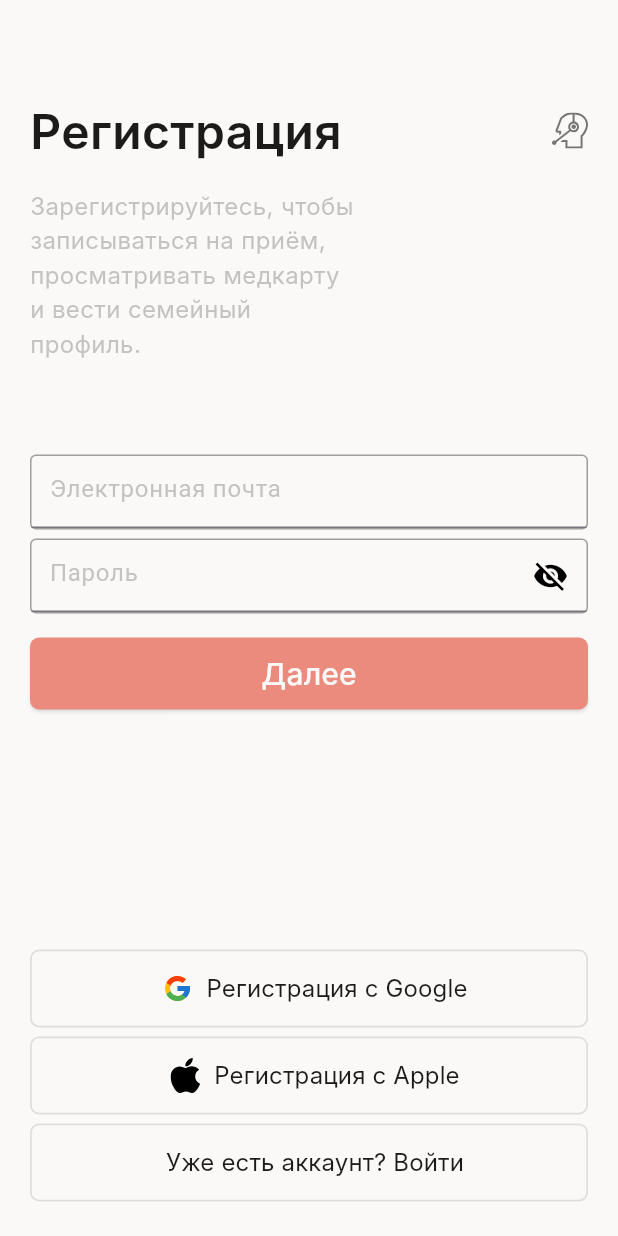
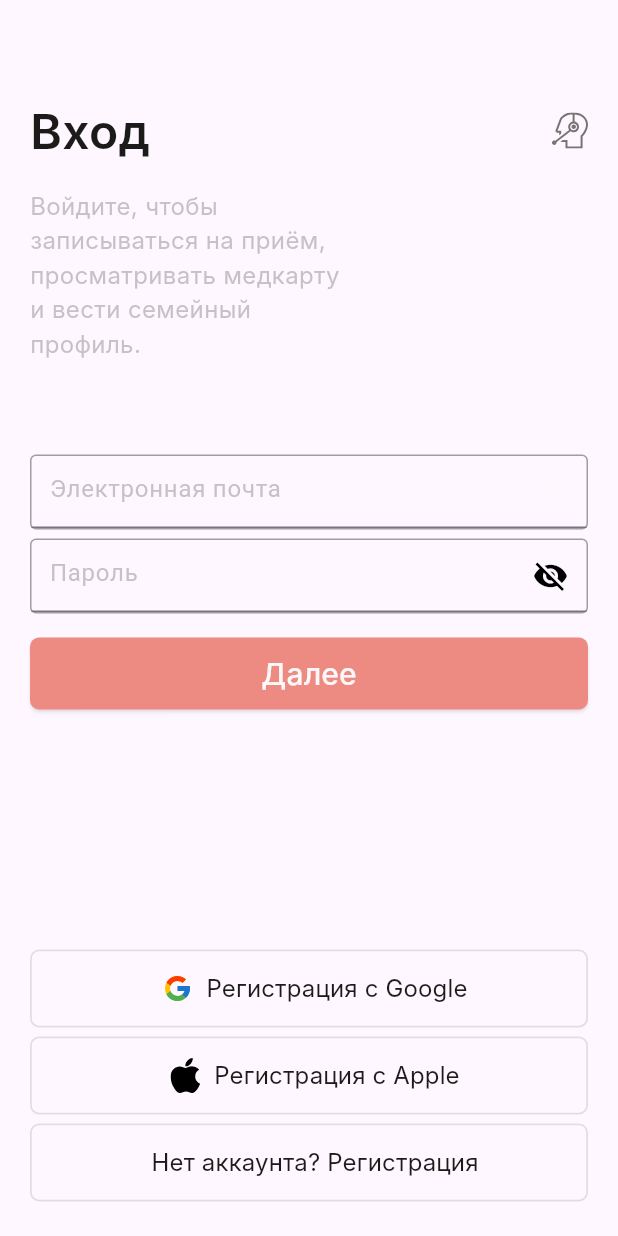
Before and after one commit to musabecomehuman/leqamed, a Flutter app: the screen it shows after launch, after a tap on "Уже есть аккаунт? Войти", on a phone screen of 412 x 824 dp. Run offline on Flutter 3.47's test engine with Material 3 defaults, Android fonts, the phone set to English and light mode, and no system bars; our stand-ins replace email_validator, flutter_svg; Roboto replaces fonts that are missing (Inter).

Commit message:
added LoginScreen

```diff
--- /dev/null
+++ b/lib/login.dart
@@ -0,0 +1,367 @@
+import 'package:flutter/material.dart';
+import 'package:flutter_svg/flutter_svg.dart';
+import 'package:email_validator/email_validator.dart';
+import 'support.dart';
+import 'main.dart';
+
+class Login extends StatefulWidget {
+  @override
+  _LoginState createState() => _LoginState();
+}
+
+class _LoginState extends State<Login> {
+  bool _emailError = false;
+  String _email = '';
+  String _password = '';
+  bool _passwordVisible = false;
+  bool _emailValid = false;
+
+  final emailController = TextEditingController();
+  final passwordController = TextEditingController();
+  final focusNode = FocusNode();
+
+  @override
+  void initState() {
+    super.initState();
+    focusNode.addListener(() {
+      if (!focusNode.hasFocus) {
+        _checkEmail(_email);
+      }
+    });
+  }
+
+  void _navigateToSupportScreen(BuildContext context) {
+    Navigator.push(
+      context,
+      MaterialPageRoute(builder: (context) => Support()),
+    );
+  }
+
+  void _navigateToRegScreen(BuildContext context) {
+    Navigator.push(
+      context,
+      MaterialPageRoute(builder: (context) => MyRegistrationScreen()),
+    );
+  }
+
+  @override
+  Widget build(BuildContext context) {
+    double screenWidth = MediaQuery.of(context).size.width;
+    double screenHeight = MediaQuery.of(context).size.height;
+    return Scaffold(
+      body: SafeArea(
+        child: Center(
+          child: SingleChildScrollView(
+            child: Container(
+              height: screenHeight,
+              padding: const EdgeInsets.symmetric(horizontal: 20),
+              child: Column(
+              crossAxisAlignment: CrossAxisAlignment.start,
+              children: [
+                SizedBox(height: 64),
+                Row(
+                  children: [
+                    Expanded(
+                      child: Container(
+                        child: Text(
+                          'Вход',
+                          style: TextStyle(fontSize: 32, fontWeight: FontWeight.w600, color:Color(0xff1C1B19), fontFamily: 'Inter'),
+                        ),
+                      ),
+                    ),
+                    GestureDetector(
+                      onTap: () {
+                        setState(() {
+                          _navigateToSupportScreen(context);
+                        });
+                      },
+                      child: SvgPicture.asset('assets/support.svg'),
+                    ),
+                  ],
+                ),
+                SizedBox(height: 16),
+                Container(
+                  width: 217,
+                  child: Text(
+                    'Войдите, чтобы записываться на приём, просматривать медкарту и вести семейный профиль.',
+                    style: TextStyle(
+                      fontSize: 16,
+                      color: Color.fromRGBO(144, 144, 142, 0.52),
+                      fontFamily: 'Inter',
+                    ),
+                    textAlign: TextAlign.left,
+                  ),
+                ),
+                SizedBox(height: 39),
+                Container(
+                  padding: EdgeInsets.only(bottom: 6),
+                  child: Text(
+                    _emailError ? 'Такой почты не существует' : '',
+                    style: TextStyle(color: Color(0xffDD2006), fontSize: 12, fontWeight: FontWeight.w400, fontFamily: 'Inter'),
+                  ),
+                ),
+                Container(
+                  decoration: BoxDecoration(
+                    border: Border.all(color: Colors.grey),
+                    borderRadius: BorderRadius.circular(4),
+                  ),
+                  child: Stack(
+                    children: [
+                      TextField(
+                        cursorColor: Color(0xffDD2006),
+                        controller: emailController,
+                        focusNode: focusNode,
+                        onChanged: (value) {
+                          setState(() {
+                            _email = value;
+                            _emailError = false;
+                          });
+                        },
+                        textAlign: TextAlign.left,
+                        decoration: InputDecoration(
+                          contentPadding: EdgeInsets.symmetric(horizontal: 12, vertical: 10),
+                          hintText: 'Электронная почта',
+                          hintStyle: TextStyle(
+                            color: Color.fromRGBO(144, 144, 142, 0.52),
+                            fontSize: 16,
+                          ),
+                          suffixIcon: Container(
+                            padding: EdgeInsets.only(right: 12),
+                            width: 60,
+                            child: Row(
+                              mainAxisAlignment: MainAxisAlignment.end,
+                              children: [
+                                Visibility(
+                                  visible: _emailValid,
+                                  child: SvgPicture.asset(
+                                    'assets/ratio_btn.svg',
+                                    width: 20,
+                                    height: 20,
+                                  ),
+                                ),
+                                GestureDetector(
+                                  onTap: () {
+                                    emailController.clear();
+                                    setState(() {
+                                      _email = '';
+                                      _emailValid = false;
+                                    });
+                                  },
+                                  child: SvgPicture.asset(
+                                    'assets/clear_btn.svg',
+                                    width: 20,
+                                    height: 20,
+                                    color: _email.isNotEmpty ? Color(0xff90908E) : Color(0xffFAF9F7),
+                                  ),
+                                ),
+                              ],
+                            ),
+                          ),
+                        ),
+                      )
+                    ],
+                  ),
+                ),
+                SizedBox(height: 6),
+                Container(
+                  decoration: BoxDecoration(
+                    border: Border.all(color: Colors.grey),
+                    borderRadius: BorderRadius.circular(4),
+                  ),
+                  child: TextField(
+                    controller: passwordController,
+                    onChanged: (value) {
+                      setState(() {
+                        _password = value;
+                      });
+                    },
+                    cursorColor: Color(0xffDD2006),
+                    obscureText: !_passwordVisible,
+                    decoration: InputDecoration(
+                      contentPadding: EdgeInsets.symmetric(horizontal: 12, vertical: 10),
+                      hintText: 'Пароль',
+                      hintStyle: TextStyle(
+                          color: Color.fromRGBO(144, 144, 142, 0.52),
+                          fontSize: 16
+                      ),
+                      suffixIcon: GestureDetector(
+                        onTap: () {
+                          setState(() {
+                            _passwordVisible = !_passwordVisible;
+                          });
+                        },
+                        child: Icon(
+                          _passwordVisible ? Icons.visibility : Icons.visibility_off,
+                          color: Colors.black,
+                        ),
+                      ),
+                    ),
+                  ),
+                ),
+                SizedBox(height: 16),
+                Padding(
+                    padding: const EdgeInsets.symmetric(vertical: 0),
+                    child: Opacity(
+                      opacity: (_emailValid && _emailValid) ? 1.0 : 0.5,
+                      child: ElevatedButton(
+                        style: ButtonStyle(
+                            backgroundColor: MaterialStateProperty.all(Color(0xffDD2006)),
+                            shape: MaterialStateProperty.all(RoundedRectangleBorder(borderRadius: BorderRadius.circular(6))),
+                            fixedSize: MaterialStateProperty.all(Size(screenWidth, 48))
+                        ),
+                        onPressed: () {
+                          // Handle registration button press
+                        },
+                        child: Text(
+                          'Далее',
+                          style: TextStyle(
+                              fontFamily: 'Inter',
+                              fontSize: 20,
+                              fontWeight: FontWeight.w500,
+                              color: Color(0xffFAF9F7)
+                          ),
+                        ),
+                      ),
+                    )
+                ),
+                Expanded(
+                  child: Padding(
+                    padding: EdgeInsets.only(bottom: 20),
+                    child: Column(
+                      mainAxisAlignment: MainAxisAlignment.end,
+                      children: [
+                        Padding(
+                          padding: EdgeInsets.symmetric(vertical: 3),
+                          child: OutlinedButton(
+                            onPressed: () {
+                              // Handle Google registration
+                            },
+                            style: ButtonStyle(
+                                shape: MaterialStateProperty.all(RoundedRectangleBorder(borderRadius: BorderRadius.circular(6))),
+                                fixedSize: MaterialStateProperty.all(Size(screenWidth, 52)),
+                                side: MaterialStateProperty.all(BorderSide(width: 1.2, color: Color.fromRGBO(28, 27, 25, 0.12)))
+                            ),
+                            child: Center(
+                              child: Row(
+                                mainAxisAlignment: MainAxisAlignment.center,
+                                children: [
+                                  SizedBox(width: 8),
+                                  SvgPicture.asset('assets/google_icon.svg', width: 20),
+                                  Text(
+                                    '  Регистрация с Google',
+                                    style: TextStyle(
+                                      fontSize: 16,
+                                      fontFamily: 'Inter',
+                                      fontWeight: FontWeight.w400,
+                                      color: Color.fromRGBO(28, 27, 25, 1),
+                                    ),
+                                  ),
+                                ],
+                              ),
+                            ),
+                          ),
+                        ),
+                        Padding(
+                          padding: EdgeInsets.symmetric(vertical: 3),
+                          child: OutlinedButton(
+                            onPressed: () {
+                              // Handle Google registration
+                            },
+                            style: ButtonStyle(
+                                shape: MaterialStateProperty.all(RoundedRectangleBorder(borderRadius: BorderRadius.circular(6))),
+                                fixedSize: MaterialStateProperty.all(Size(screenWidth, 52)),
+                                side: MaterialStateProperty.all(BorderSide(width: 1.2, color: Color.fromRGBO(28, 27, 25, 0.12)))
+                            ),
+                            child: Center(
+                              child: Row(
+                                mainAxisAlignment: MainAxisAlignment.center,
+                                children: [
+                                  SizedBox(width: 8),
+                                  SvgPicture.asset('assets/apple_icon.svg', width: 20),
+                                  Text(
+                                    '  Регистрация с Apple',
+                                    style: TextStyle(
+                                      fontSize: 16,
+                                      fontFamily: 'Inter',
+                                      fontWeight: FontWeight.w400,
+                                      color: Color.fromRGBO(28, 27, 25, 1),
+                                    ),
+                                  ),
+                                ],
+                              ),
+                            ),
+                          ),
+                        ),
+                        Padding(
+                          padding: EdgeInsets.symmetric(vertical: 3),
+                          child: OutlinedButton(
+                            onPressed: () {
+                              _navigateToRegScreen(context);
+                            },
+                            style: ButtonStyle(
+                                shape: MaterialStateProperty.all(RoundedRectangleBorder(borderRadius: BorderRadius.circular(6))),
+                                fixedSize: MaterialStateProperty.all(Size(screenWidth, 52)),
+                                side: MaterialStateProperty.all(BorderSide(width: 1.2, color: Color.fromRGBO(28, 27, 25, 0.12)))
+                            ),
+                            child: Center(
+                              child: Row(
+                                mainAxisAlignment: MainAxisAlignment.center,
+                                children: [
+                                  SizedBox(width: 8),
+                                  Text(
+                                    'Нет аккаунта? Регистрация',
+                                    style: TextStyle(
+                                      fontSize: 16,
+                                      fontFamily: 'Inter',
+                                      fontWeight: FontWeight.w400,
+                                      color: Color.fromRGBO(28, 27, 25, 1),
+                                    ),
+                                  ),
+                                ],
+                              ),
+                            ),
+                          ),
+                        ),
+                      ],
+                    ),
+                  ),
+                ),
+              ],
+            ),
+            ),
+          ),
+        ),
+      ),
+    );
+  }
+
+  @override
+  void dispose() {
+    emailController.dispose();
+    focusNode.dispose();
+    super.dispose();
+  }
+
+  void _checkEmail(String email) {
+    // Perform email validation
+    if (email.isNotEmpty) {
+      // Add your custom email validation logic here
+      // For example, check if the email contains '@' and '.com'
+      if (EmailValidator.validate(email)) {
+        setState(() {
+          _emailValid = true;
+          _emailError = false;
+        });
+      } else {
+        setState(() {
+          _emailValid = false;
+          _emailError = true;
+        });
+      }
+    } else {
+      setState(() {
+        _emailValid = false;
+      });
+    }
+  }
+}
--- a/lib/main.dart
+++ b/lib/main.dart
@@ -1,6 +1,8 @@
 import 'package:flutter/material.dart';
 import 'package:flutter_svg/flutter_svg.dart';
 import 'package:email_validator/email_validator.dart';
+import 'support.dart';
+import 'login.dart';
 
 void main() {
   runApp(MyApp());
@@ -47,6 +49,20 @@
     });
   }
 
+  void _navigateToSupportScreen(BuildContext context) {
+    Navigator.push(
+      context,
+      MaterialPageRoute(builder: (context) => Support()),
+    );
+  }
+
+  void _navigateToLoginScreen(BuildContext context) {
+    Navigator.push(
+      context,
+      MaterialPageRoute(builder: (context) => Login()),
+    );
+  }
+
   @override
   Widget build(BuildContext context) {
     double screenWidth = MediaQuery.of(context).size.width;
@@ -70,7 +86,7 @@
               GestureDetector(
                   onTap: () {
                     setState(() {
-                      //smth
+                      _navigateToSupportScreen(context);
                     });
                   },
                   child: SvgPicture.asset('assets/support.svg'),
@@ -294,7 +310,7 @@
                     padding: EdgeInsets.symmetric(vertical: 3),
                     child: OutlinedButton(
                       onPressed: () {
-                        // Handle Google registration
+                        _navigateToLoginScreen(context);
                       },
                       style: ButtonStyle(
                           shape: MaterialStateProperty.all(RoundedRectangleBorder(borderRadius: BorderRadius.circular(6))),
--- /dev/null
+++ b/lib/support.dart
@@ -0,0 +1,15 @@
+import 'package:flutter/material.dart';
+
+class Support extends StatelessWidget {
+  @override
+  Widget build(BuildContext context) {
+    return Scaffold(
+      appBar: AppBar(
+        title: Text('New Screen'),
+      ),
+      body: Center(
+        child: Text('This is a new screen'),
+      ),
+    );
+  }
+}
```
Also changed, not shown: lib/google_icon.png (deleted).
